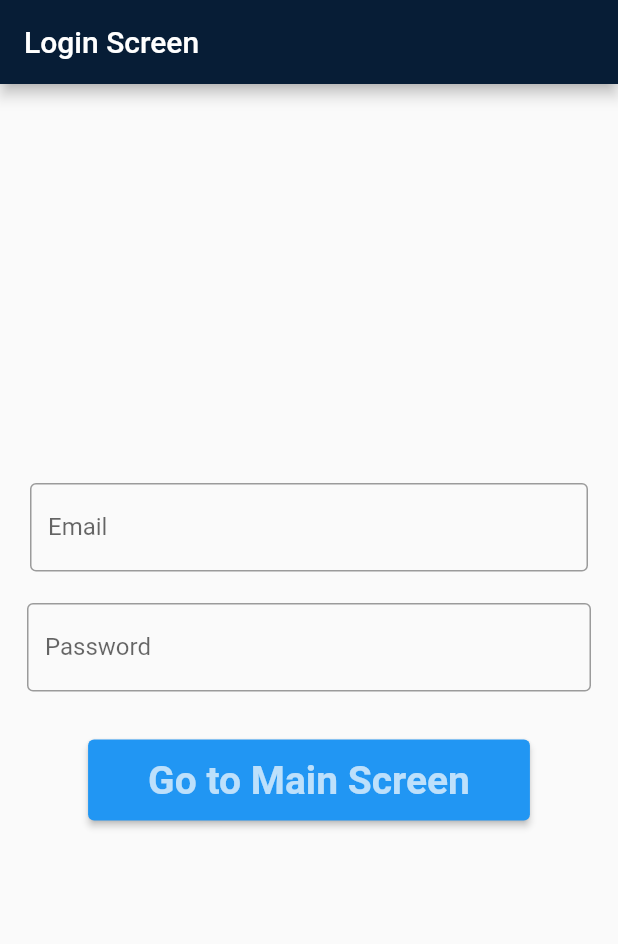
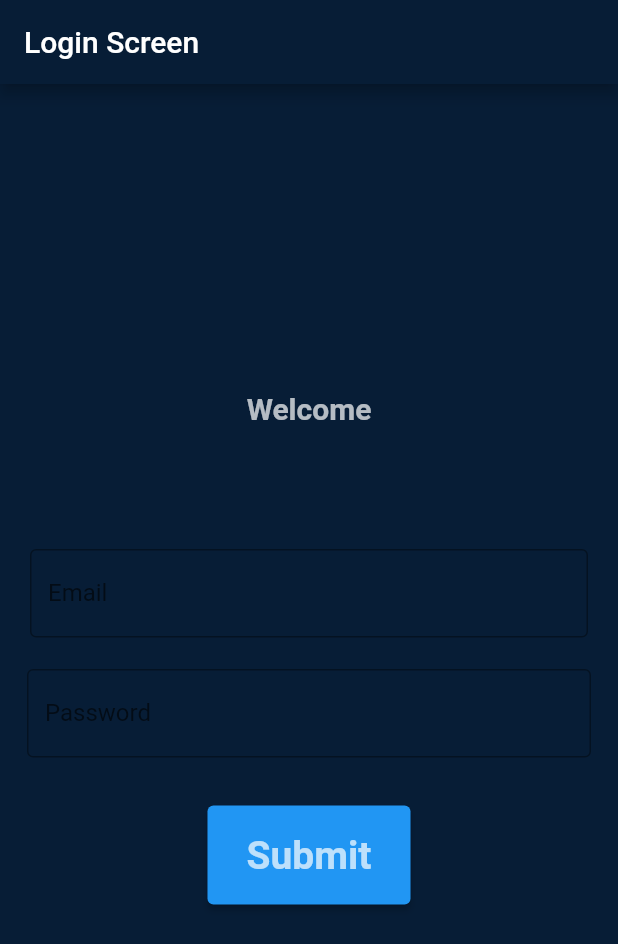
Before and after one commit to ikigai0822/Quiz_app_flutter, a Flutter app: the screen it shows after launch, on a phone screen of 412 x 824 dp. Shown: the top 944 px of the screen. Run offline on Flutter 3.47's test engine with Material 2 defaults, Android fonts, the phone set to English and light mode, and no system bars.

Commit message:
App Ready

```diff
--- a/lib/screens/login_screen.dart
+++ b/lib/screens/login_screen.dart
@@ -12,7 +12,7 @@ class LoginScreen extends StatelessWidget {
       debugShowCheckedModeBanner: false,
       title: 'Login Page',
       theme: ThemeData(
-
+        scaffoldBackgroundColor: AppColor.pripmaryColor
       ),
       home: const Login(title: 'Login Screen'),
     );
@@ -47,6 +47,15 @@ class _LoginState extends State<Login> {
           child: Column(
             mainAxisAlignment: MainAxisAlignment.center,
             children: [
+              const SizedBox(
+                height: 100,
+                child: Text('Welcome',
+                style: TextStyle(
+                  color: Colors.white70,
+                  fontSize: 20,
+                  fontWeight: FontWeight.bold
+                ),
+                )),
               Padding(
                 padding:
                     const EdgeInsets.symmetric(horizontal: 10, vertical: 5),
@@ -54,12 +63,6 @@ class _LoginState extends State<Login> {
                   controller: emailController,
                   decoration: const InputDecoration(
                       border: OutlineInputBorder(), labelText: "Email"),
-                  validator: (value) {
-                    if (value == null || value.isEmpty) {
-                      return 'Please enter your email';
-                    }
-                    return null;
-                  },
                 ),
               ),
               Padding(
@@ -88,9 +91,9 @@ class _LoginState extends State<Login> {
                     },
 
                     child: const Padding(
-                      padding: EdgeInsets.symmetric(vertical: 12.0, horizontal: 24.0),
+                      padding: EdgeInsets.symmetric(vertical: 18.0, horizontal: 10.0),
                       child: Text(
-                        "Go to Main Screen",
+                        "Submit",
                         style: TextStyle(
                           color: Colors.white70,
                           fontSize: 26.0,
--- a/lib/screens/quiz_screens.dart
+++ b/lib/screens/quiz_screens.dart
@@ -54,12 +54,14 @@ class _QuizzScreenState extends State<QuizzScreen> {
                       textAlign: TextAlign.start,
                       style: TextStyle(
                         color: Colors.white,
-                        fontSize: 28.0,
+                        fontSize: 20.0,
+                        fontWeight: FontWeight.w800
                       ),
                     ),
                   ),
                   Divider(
                     color: Colors.white,
+
                   ),
                   SizedBox(
                     height: 10.0,
```
